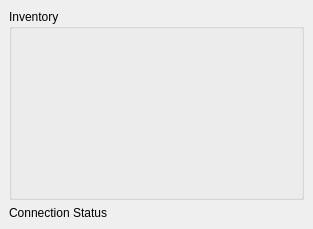
randovania/randovania, file randovania/gui/ui_files/auto_tracker_window.ui: the form before one commit.
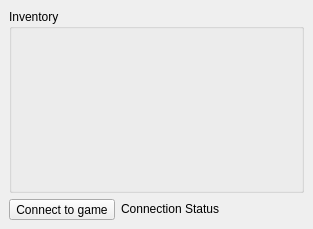
The form after the commit.

Commit message:
Add UI for selecting the game backend
Fixes #924.

What changed in the file:
```diff
--- a/randovania/gui/ui_files/auto_tracker_window.ui
+++ b/randovania/gui/ui_files/auto_tracker_window.ui
@@ -27,6 +27,24 @@
      </widget>
     </item>
     <item row="1" column="0">
+     <layout class="QHBoxLayout" name="game_connection_layout">
+      <item>
+       <widget class="QToolButton" name="game_connection_tool">
+        <property name="sizePolicy">
+         <sizepolicy hsizetype="Fixed" vsizetype="Fixed">
+          <horstretch>0</horstretch>
+          <verstretch>0</verstretch>
+         </sizepolicy>
+        </property>
+        <property name="text">
+         <string>Connect to game</string>
+        </property>
+        <property name="popupMode">
+         <enum>QToolButton::InstantPopup</enum>
+        </property>
+       </widget>
+      </item>
+      <item>
      <widget class="QLabel" name="connection_status_label">
       <property name="sizePolicy">
        <sizepolicy hsizetype="Preferred" vsizetype="Fixed">
@@ -38,6 +56,8 @@
        <string>Connection Status</string>
       </property>
      </widget>
+      </item>
+     </layout>
     </item>
    </layout>
   </widget>
```
Lines whose indentation alone changed are shown as unchanged. The commit also changes 19 other files.
